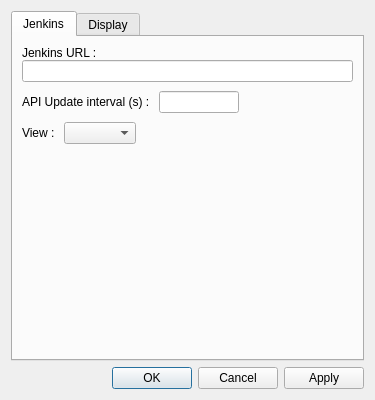
Above: src/views/uis/preferencesdialog.ui from Kaldor37/jenkins-cute-view before the change. Below: the same form after it.
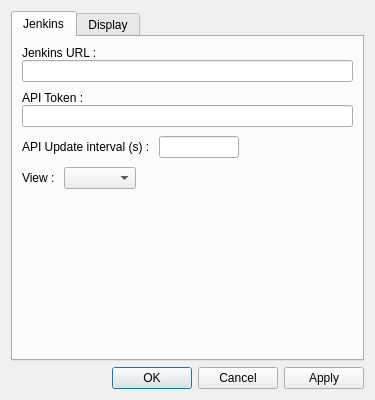
That is the form after the change. The open tabs and pages were chosen to show the change.

Commit message: Added API token support

```diff
--- a/src/views/uis/preferencesdialog.ui
+++ b/src/views/uis/preferencesdialog.ui
@@ -66,6 +66,23 @@
          </item>
         </layout>
        </item>
+       <item>
+        <layout class="QVBoxLayout" name="verticalLayout_6">
+         <property name="spacing">
+          <number>0</number>
+         </property>
+         <item>
+          <widget class="QLabel" name="m_APITokenLabel">
+           <property name="text">
+            <string>API Token :</string>
+           </property>
+          </widget>
+         </item>
+         <item>
+          <widget class="QLineEdit" name="m_APITokenLineEdit"/>
+         </item>
+        </layout>
+       </item>
        <item>
         <layout class="QHBoxLayout" name="horizontalLayout_2">
          <item>
```
Left out of the diff: 2 changed lines with no effect on the pictures. The commit also changes 9 other files.
